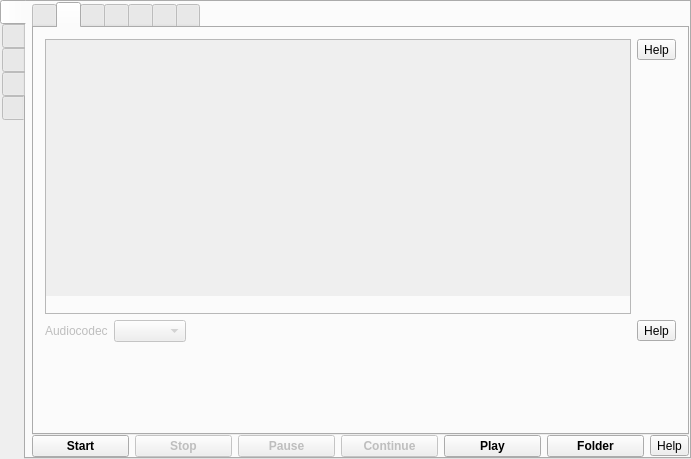
The window that src/formMainWindow.ui (vkohaupt/vokoscreenNG) describes before a commit, drawn with Qt 5.
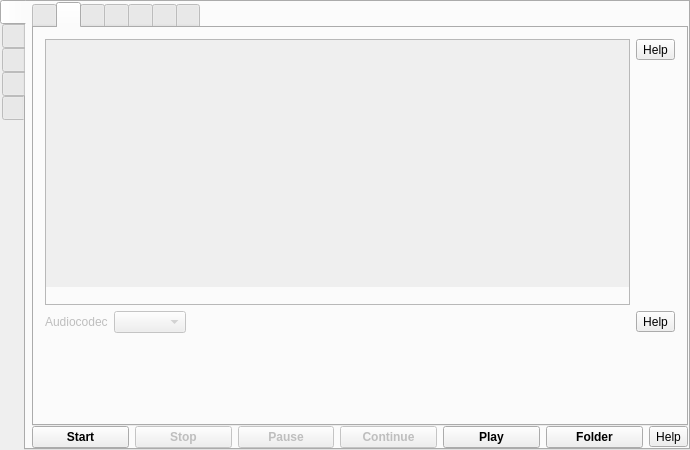
The same window after the commit. The open tabs and pages were chosen to show the change. Icons and pictures are not drawn.

Patch:
```diff
--- a/src/formMainWindow.ui
+++ b/src/formMainWindow.ui
@@ -6,8 +6,8 @@
    <rect>
     <x>0</x>
     <y>0</y>
-    <width>691</width>
-    <height>459</height>
+    <width>690</width>
+    <height>450</height>
    </rect>
   </property>
   <property name="windowTitle">
@@ -558,8 +558,8 @@
                      <rect>
                       <x>0</x>
                       <y>0</y>
-                      <width>516</width>
-                      <height>211</height>
+                      <width>515</width>
+                      <height>174</height>
                      </rect>
                     </property>
                     <layout class="QVBoxLayout" name="verticalLayoutAudioDevices">
```
Left out of the diff: 62 changed lines with no effect on the pictures.
